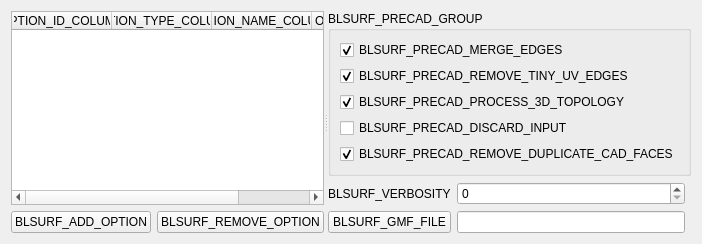
Above: src/GUI/BLSURFPluginGUI_AdvWidget_QTD.ui from SalomePlatform/blsurfplugin before the change. Below: the same form after it.
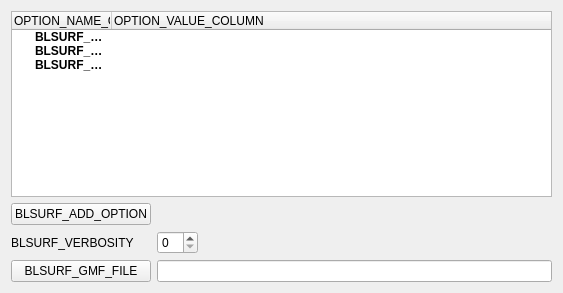
That is the form after the change.

Commit message: 23307: [EDF 7315] Improvement of DISTENE meshing plugins

The edit to the form file:
```diff
--- a/src/GUI/BLSURFPluginGUI_AdvWidget_QTD.ui
+++ b/src/GUI/BLSURFPluginGUI_AdvWidget_QTD.ui
@@ -6,52 +6,71 @@
    <rect>
     <x>0</x>
     <y>0</y>
-    <width>653</width>
-    <height>226</height>
+    <width>563</width>
+    <height>293</height>
    </rect>
   </property>
-  <layout class="QGridLayout" name="gridLayout_4">
-   <item row="0" column="0">
-    <widget class="QSplitter" name="splitter">
-     <property name="orientation">
-      <enum>Qt::Horizontal</enum>
+  <layout class="QGridLayout" name="gridLayout">
+   <item row="0" column="0" colspan="3">
+    <widget class="QTreeWidget" name="myOptionTable">
+     <property name="editTriggers">
+      <set>QAbstractItemView::DoubleClicked</set>
      </property>
-     <widget class="QWidget" name="layoutWidget">
-      <layout class="QGridLayout" name="gridLayout_3">
-       <item row="0" column="0" colspan="2">
-        <widget class="QTableWidget" name="myOptionTable">
-         <property name="alternatingRowColors">
-          <bool>true</bool>
-         </property>
-         <property name="sortingEnabled">
-          <bool>true</bool>
-         </property>
-         <attribute name="horizontalHeaderStretchLastSection">
-          <bool>true</bool>
-         </attribute>
-         <attribute name="verticalHeaderVisible">
-          <bool>false</bool>
-         </attribute>
-         <column>
-          <property name="text">
-           <string>OPTION_ID_COLUMN</string>
-          </property>
-         </column>
-         <column>
-          <property name="text">
-           <string>OPTION_TYPE_COLUMN</string>
-          </property>
-         </column>
          <column>
           <property name="text">
            <string>OPTION_NAME_COLUMN</string>
           </property>
+      <property name="font">
+       <font>
+        <weight>50</weight>
+        <bold>false</bold>
+       </font>
+      </property>
          </column>
          <column>
           <property name="text">
            <string>OPTION_VALUE_COLUMN</string>
           </property>
-         </column>
+      <property name="font">
+       <font>
+        <weight>50</weight>
+        <bold>false</bold>
+       </font>
+      </property>
+     </column>
+     <item>
+      <property name="text">
+       <string>BLSURF_MESHING_OPTIONS</string>
+      </property>
+      <property name="font">
+       <font>
+        <weight>75</weight>
+        <bold>true</bold>
+       </font>
+      </property>
+     </item>
+     <item>
+      <property name="text">
+       <string>BLSURF_PRECAD_OPTIONS</string>
+      </property>
+      <property name="font">
+       <font>
+        <weight>75</weight>
+        <bold>true</bold>
+       </font>
+      </property>
+     </item>
+     <item>
+      <property name="text">
+       <string>BLSURF_CUSTOM_OPTIONS</string>
+      </property>
+      <property name="font">
+       <font>
+        <weight>75</weight>
+        <bold>true</bold>
+       </font>
+      </property>
+     </item>
         </widget>
        </item>
        <item row="1" column="0">
@@ -61,105 +80,6 @@
          </property>
         </widget>
        </item>
-       <item row="1" column="1">
-        <widget class="QPushButton" name="rmBtn">
-         <property name="text">
-          <string>BLSURF_REMOVE_OPTION</string>
-         </property>
-        </widget>
-       </item>
-      </layout>
-     </widget>
-     <widget class="QWidget" name="layoutWidget">
-      <layout class="QGridLayout" name="gridLayout_2">
-       <property name="topMargin">
-        <number>0</number>
-       </property>
-       <item row="1" column="0" colspan="3">
-        <widget class="QGroupBox" name="myPreCADGroupBox">
-         <property name="title">
-          <string>BLSURF_PRECAD_GROUP</string>
-         </property>
-         <property name="checkable">
-          <bool>false</bool>
-         </property>
-         <property name="checked">
-          <bool>false</bool>
-         </property>
-         <layout class="QGridLayout" name="gridLayout">
-          <item row="0" column="0" colspan="2">
-           <widget class="QCheckBox" name="myPreCADMergeEdges">
-            <property name="text">
-             <string>BLSURF_PRECAD_MERGE_EDGES</string>
-            </property>
-            <property name="checked">
-             <bool>true</bool>
-            </property>
-           </widget>
-          </item>
-          <item row="1" column="0" colspan="2">
-           <widget class="QCheckBox" name="myPreCADRemoveTinyUVEdges">
-            <property name="text">
-             <string>BLSURF_PRECAD_REMOVE_TINY_UV_EDGES</string>
-            </property>
-            <property name="checked">
-             <bool>true</bool>
-            </property>
-           </widget>
-          </item>
-          <item row="2" column="0">
-           <widget class="QCheckBox" name="myPreCADProcess3DTopology">
-            <property name="text">
-             <string>BLSURF_PRECAD_PROCESS_3D_TOPOLOGY</string>
-            </property>
-            <property name="checked">
-             <bool>true</bool>
-            </property>
-           </widget>
-          </item>
-          <item row="3" column="0" colspan="2">
-           <widget class="QCheckBox" name="myPreCADDiscardInput">
-            <property name="text">
-             <string>BLSURF_PRECAD_DISCARD_INPUT</string>
-            </property>
-           </widget>
-          </item>
-          <item row="4" column="0" colspan="2">
-           <widget class="QCheckBox" name="myPreCADRemoveDuplicateCADFaces">
-            <property name="text">
-             <string>BLSURF_PRECAD_REMOVE_DUPLICATE_CAD_FACES</string>
-            </property>
-            <property name="checked">
-             <bool>true</bool>
-            </property>
-           </widget>
-          </item>
-         </layout>
-        </widget>
-       </item>
-       <item row="3" column="0">
-        <widget class="QPushButton" name="chooseGMFBtn">
-         <property name="text">
-          <string>BLSURF_GMF_FILE</string>
-         </property>
-        </widget>
-       </item>
-       <item row="3" column="1">
-        <widget class="QLineEdit" name="myGMFFileName"/>
-       </item>
-       <item row="4" column="0" colspan="3">
-        <spacer name="verticalSpacer">
-         <property name="orientation">
-          <enum>Qt::Vertical</enum>
-         </property>
-         <property name="sizeHint" stdset="0">
-          <size>
-           <width>20</width>
-           <height>53</height>
-          </size>
-         </property>
-        </spacer>
-       </item>
        <item row="2" column="0">
         <widget class="QLabel" name="label_2">
          <property name="text">
@@ -177,9 +97,28 @@
          </property>
         </widget>
        </item>
-      </layout>
-     </widget>
-    </widget>
+   <item row="2" column="2">
+    <spacer name="horizontalSpacer">
+     <property name="orientation">
+      <enum>Qt::Horizontal</enum>
+     </property>
+     <property name="sizeHint" stdset="0">
+      <size>
+       <width>362</width>
+       <height>20</height>
+      </size>
+     </property>
+    </spacer>
+   </item>
+   <item row="3" column="0">
+    <widget class="QPushButton" name="chooseGMFBtn">
+     <property name="text">
+      <string>BLSURF_GMF_FILE</string>
+     </property>
+    </widget>
+   </item>
+   <item row="3" column="1" colspan="2">
+    <widget class="QLineEdit" name="myGMFFileName"/>
    </item>
   </layout>
  </widget>
```
Left out of the diff: 8 changed lines with no effect on the pictures. Lines whose indentation alone changed are shown as unchanged. The commit also changes 19 other files.
